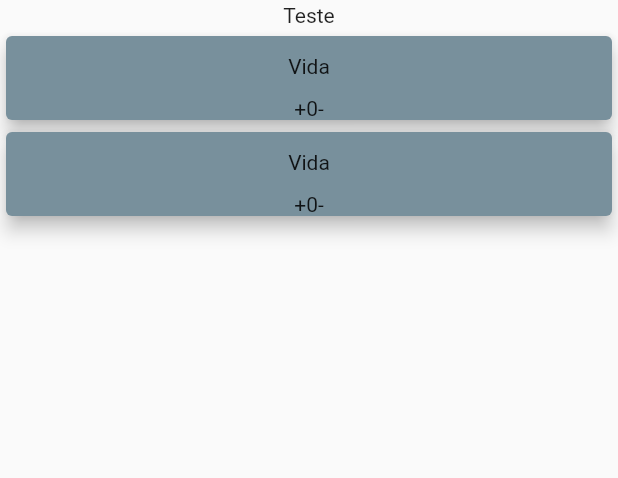
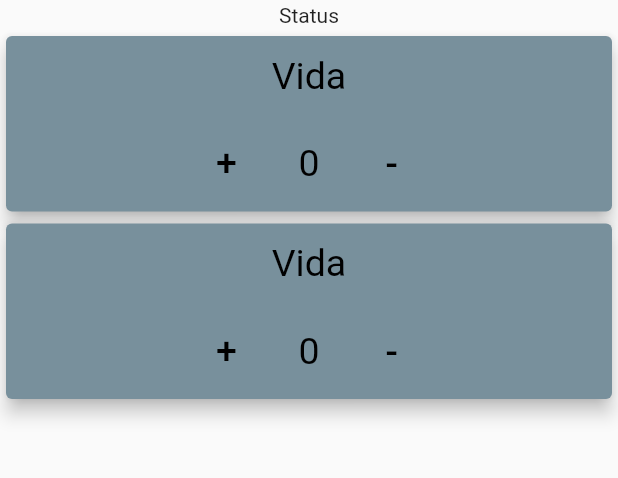
Before and after one commit to 190718/Taverna-do-Voriz, a Flutter app: the screen it shows after launch, on a phone screen of 412 x 824 dp, the part 180-658 px from its top. Run offline on Flutter 3.47's test engine with Material 2 defaults, Android fonts, the phone set to English and light mode, and no system bars; our stand-ins replace get.

Commit message:
status de vida

```diff
--- /dev/null
+++ b/lib/Status persona/status_vida.dart
@@ -0,0 +1,90 @@
+import 'package:flutter/material.dart';
+
+class VidaPersona extends StatefulWidget {
+  VidaPersona({Key? key}) : super(key: key);
+
+  @override
+  _VidaPersonaState createState() => _VidaPersonaState();
+}
+
+class _VidaPersonaState extends State<VidaPersona> {
+  int count = 0;
+
+  void decrament() {
+    setState(() {
+      count--;
+    });
+    print(count);
+  }
+
+  void incrament() {
+    setState(() {
+      count++;
+    });
+    print(count);
+  }
+
+  @override
+  Widget build(BuildContext context) {
+    return Card(
+      color: Colors.blueGrey[400],
+      elevation: 5,
+      child: Column(
+        mainAxisAlignment: MainAxisAlignment.center,
+        children: [
+          const Padding(
+            padding: EdgeInsets.all(12.0),
+            child: Text(
+              'Vida',
+              style: TextStyle(
+                fontSize: 25,
+                color: Colors.black,
+              ),
+            ),
+          ),
+          Row(
+            mainAxisAlignment: MainAxisAlignment.center,
+            children: [
+              Padding(
+                padding: EdgeInsets.all(8.0),
+                child: TextButton(
+                  onPressed: incrament,
+                  child: const Text(
+                    '+',
+                    style: TextStyle(
+                      fontSize: 25,
+                      color: Colors.black,
+                    ),
+                  ),
+                ),
+              ),
+              Padding(
+                padding: const EdgeInsets.all(8.0),
+                child: Text(
+                  '$count',
+                  style: const TextStyle(
+                    fontSize: 25,
+                    color: Colors.black,
+                  ),
+                ),
+              ),
+              Padding(
+                padding: const EdgeInsets.all(8.0),
+                child: TextButton(
+                  onPressed: decrament,
+                  child: const Text(
+                    '-',
+                    style: TextStyle(
+                      fontSize: 25,
+                      color: Colors.black,
+                    ),
+                  ),
+                ),
+              ),
+            ],
+          ),
+        ],
+      ),
+    );
+  }
+}
--- a/lib/homa_page.dart
+++ b/lib/homa_page.dart
@@ -1,4 +1,5 @@
 import 'package:flutter/material.dart';
+import 'package:taverna_do_voriz/Status%20persona/status_vida.dart';
 
 class HomePage extends StatefulWidget {
   const HomePage({Key? key}) : super(key: key);
@@ -11,6 +12,22 @@
   final bool _pinned = true;
   final bool _snap = false;
   final bool _floating = false;
+
+  int count = 0;
+
+  void decrament() {
+    setState(() {
+      count--;
+    });
+    print(count);
+  }
+
+  void incrament() {
+    setState(() {
+      count++;
+    });
+    print(count);
+  }
 
   @override
   Widget build(BuildContext context) {
@@ -32,7 +49,7 @@
             child: SizedBox(
               height: 20,
               child: Center(
-                child: Text('Teste'),
+                child: Text('Status'),
               ),
             ),
           ),
@@ -41,6 +58,11 @@
               (BuildContext context, int index) {
                 return Column(
                   children: [
+                    // implementando classe direta.
+                    //
+                    VidaPersona(),
+                    //
+                    // fim classe direta.
                     Card(
                       color: Colors.blueGrey[400],
                       elevation: 5,
@@ -49,14 +71,53 @@
                         children: [
                           const Padding(
                             padding: EdgeInsets.all(12.0),
-                            child: Text('Vida'),
+                            child: Text(
+                              'Vida',
+                              style: TextStyle(
+                                fontSize: 25,
+                                color: Colors.black,
+                              ),
+                            ),
                           ),
                           Row(
                             mainAxisAlignment: MainAxisAlignment.center,
-                            children: const [
-                              Text('+'),
-                              Text('0'),
-                              Text('-'),
+                            children: [
+                              Padding(
+                                padding: EdgeInsets.all(8.0),
+                                child: TextButton(
+                                  onPressed: incrament,
+                                  child: const Text(
+                                    '+',
+                                    style: TextStyle(
+                                      fontSize: 25,
+                                      color: Colors.black,
+                                    ),
+                                  ),
+                                ),
+                              ),
+                              Padding(
+                                padding: const EdgeInsets.all(8.0),
+                                child: Text(
+                                  '$count',
+                                  style: const TextStyle(
+                                    fontSize: 25,
+                                    color: Colors.black,
+                                  ),
+                                ),
+                              ),
+                              Padding(
+                                padding: const EdgeInsets.all(8.0),
+                                child: TextButton(
+                                  onPressed: decrament,
+                                  child: const Text(
+                                    '-',
+                                    style: TextStyle(
+                                      fontSize: 25,
+                                      color: Colors.black,
+                                    ),
+                                  ),
+                                ),
+                              ),
                             ],
                           ),
                         ],
@@ -65,7 +126,7 @@
                   ],
                 );
               },
-              childCount: 2,
+              childCount: 1,
             ),
           )
         ],
```
